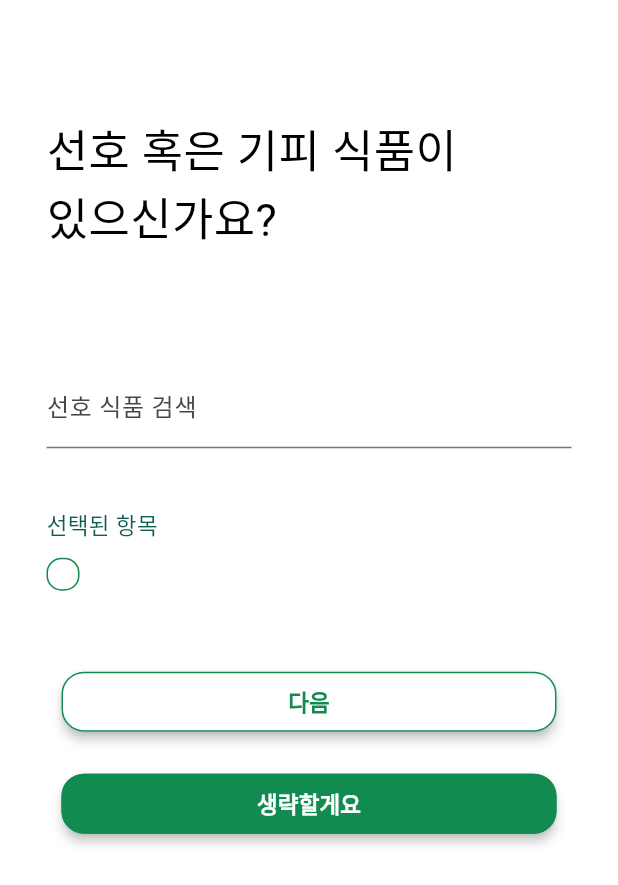
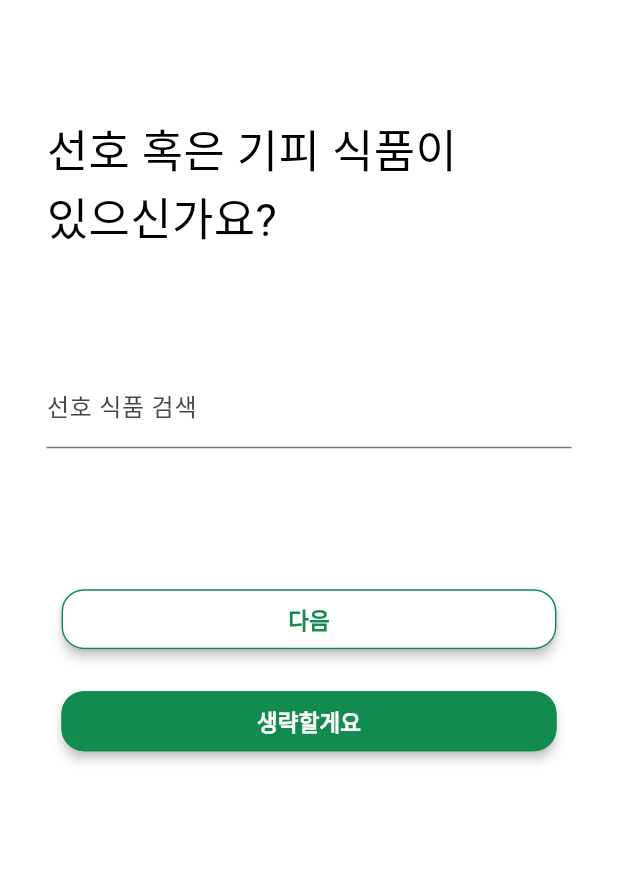
Before and after one commit to 25-1AlphaProject/Frontend, a Flutter app: the PreSurvey2 screen opened directly, after a tap on "다음", on a phone screen of 412 x 824 dp. Shown: the top 885 px of the screen. Run offline on Flutter 3.47's test engine with Material 3 defaults, Android fonts, the phone set to English and light mode, and no system bars; Roboto replaces fonts that are missing (PretendartVariable, yg-jalnan).

Commit message:
EDIT : survey

```diff
--- a/alpha_front/lib/survey/pre_survey2.dart
+++ b/alpha_front/lib/survey/pre_survey2.dart
@@ -11,28 +11,22 @@ class PreSurvey2 extends StatefulWidget {
 class _PreSurvey2State extends State<PreSurvey2> {
   TextEditingController searchController = TextEditingController();
 
-    Map<String, int> allergyMap = {
-    "알류": 1,
-    "우유": 2,
-    "메밀": 3,
-    "견과류": 4,
-    "밀가루": 5,
-    "고등어": 6,
-    "갑각류": 7,
-    "새우": 8,
-    "오징어": 9,
-    "조개류": 10,
-    "복숭아": 11,
-    "토마토": 12,
-    "닭고기": 13,
-    "돼지고기": 14,
-    "쇠고기": 15,
-    "아황산류": 16,
-    "호두": 17,
-    "잣": 18,
-  };
+  List<String> selectedAllergy = [];
 
-  List<String> selectedAllergy = [];
+    void _addAllergy(String term) {
+    if (term.isNotEmpty && !selectedAllergy.contains(term)) {
+      setState(() {
+        selectedAllergy.add(term);
+      });
+      searchController.clear();
+    }
+  }
+
+  void _removeAllergy(String term) {
+    setState(() {
+      selectedAllergy.remove(term);
+    });
+  }
 
   @override
   Widget build(BuildContext context) {
@@ -67,76 +61,66 @@ class _PreSurvey2State extends State<PreSurvey2> {
                 border: UnderlineInputBorder(
                 ),
               ),
-              onChanged: (value) {
-                setState(() {}); // 검색어가 변경될 때 UI 업데이트
-              },
+              onSubmitted: _addAllergy,
             ),
             SizedBox(height: 20),
 
-            // 알러지 리스트 (검색 결과 기반)
-          if(searchController.text.isNotEmpty)
             Wrap(
-              spacing: 10,
-              children: allergyMap.keys
-                  .where((k) =>
-                      k.contains(searchController.text) ||
-                      allergyMap[k].toString().contains(searchController.text))
-                  .map((k) => ElevatedButton(
-                        onPressed: () {
-                          if (!selectedAllergy.contains(k)) {
-                            setState(() {
-                              selectedAllergy.add(k);
-                            });
-                          }
-                        },
-                        style: ElevatedButton.styleFrom(
-                          backgroundColor: selectedAllergy.contains(k) ? Color(0xff118B50) : Colors.white,
-                          foregroundColor: selectedAllergy.contains(k) ? Colors.white : Colors.black,
-                        ),
-                        child: Text("$k",
-                        style: TextStyle(
-                          fontSize: 15,
-                          fontFamily: 'PretendardVariable',
-                          fontWeight: FontWeight.bold,
-                          )),
-                      ))
-                  .toList(),
+              spacing: 8.0,
+              children: selectedAllergy.map((term) => ElevatedButton(
+                style: ElevatedButton.styleFrom(
+                  backgroundColor: Color(0xff118B50),
+                  foregroundColor: Colors.white,
+                ),
+                onPressed: () {},
+                child: Row(
+                  mainAxisSize: MainAxisSize.min,
+                  children: [
+                    Text(term),
+                    SizedBox(width: 8),
+                    GestureDetector(
+                      onTap: () => _removeAllergy(term),
+                      child: Icon(Icons.close, color: Colors.white, size: 16),
+                    ),
+                  ],
+                ),
+              )).toList(),
             ),
             SizedBox(height: 20),
 
-            // 선택된 항목 목록 (박스 안)
-            Text("선택된 항목",
-            style: TextStyle(
-              fontSize: 15,
-              color: Color(0xff115B50))),
-            SizedBox(height: 10),
-            Container(
-              padding: EdgeInsets.all(10),
-              decoration: BoxDecoration(
-                border: Border.all(color: Color(0xff118B50)),
-                borderRadius: BorderRadius.circular(10),
-              ),
-              child: Wrap(
-                spacing: 10,
-                children: selectedAllergy
-                    .map((k) => Chip(
-                          label: Text("$k",
-                          style: TextStyle(
-                            color: Colors.white,
-                            fontFamily: 'PretendardVariable',
-                            fontWeight: FontWeight.bold,
-                            )),
-                          backgroundColor: Color(0xff118B50),
-                          deleteIcon: Icon(Icons.close, color: Colors.white),
-                          onDeleted: () {
-                            setState(() {
-                              selectedAllergy.remove(k);
-                            });
-                          },
-                        ))
-                    .toList(),
-              ),
-            ),
+            // // 선택된 항목 목록 (박스 안)
+            // Text("선택된 항목",
+            // style: TextStyle(
+            //   fontSize: 15,
+            //   color: Color(0xff115B50))),
+            // SizedBox(height: 10),
+            // Container(
+            //   padding: EdgeInsets.all(10),
+            //   decoration: BoxDecoration(
+            //     border: Border.all(color: Color(0xff118B50)),
+            //     borderRadius: BorderRadius.circular(10),
+            //   ),
+            //   child: Wrap(
+            //     spacing: 10,
+            //     children: selectedAllergy
+            //         .map((k) => Chip(
+            //               label: Text("$k",
+            //               style: TextStyle(
+            //                 color: Colors.white,
+            //                 fontFamily: 'PretendardVariable',
+            //                 fontWeight: FontWeight.bold,
+            //                 )),
+            //               backgroundColor: Color(0xff118B50),
+            //               deleteIcon: Icon(Icons.close, color: Colors.white),
+            //               onDeleted: () {
+            //                 setState(() {
+            //                   selectedAllergy.remove(k);
+            //                 });
+            //               },
+            //             ))
+            //         .toList(),
+            //   ),
+            // ),
 
             Center(
               child: Container(
--- a/alpha_front/lib/survey/pre_survey3.dart
+++ b/alpha_front/lib/survey/pre_survey3.dart
@@ -11,28 +11,22 @@ class PreSurvey3 extends StatefulWidget {
 class _PreSurvey3State extends State<PreSurvey3> {
   TextEditingController searchController = TextEditingController();
 
-      Map<String, int> allergyMap = {
-    "알류": 1,
-    "우유": 2,
-    "메밀": 3,
-    "견과류": 4,
-    "밀가루": 5,
-    "고등어": 6,
-    "갑각류": 7,
-    "새우": 8,
-    "오징어": 9,
-    "조개류": 10,
-    "복숭아": 11,
-    "토마토": 12,
-    "닭고기": 13,
-    "돼지고기": 14,
-    "쇠고기": 15,
-    "아황산류": 16,
-    "호두": 17,
-    "잣": 18,
-  };
+  List<String> selectedLikeFood = [];
 
-    List<String> selectedLikeFood = [];
+  void _addLikeFood(String term) {
+    if (term.isNotEmpty && !selectedLikeFood.contains(term)) {
+      setState(() {
+        selectedLikeFood.add(term);
+      });
+      searchController.clear();
+    }
+  }
+
+  void _removeLikeFood(String term) {
+    setState(() {
+      selectedLikeFood.remove(term);
+    });
+  }
 
 
 
@@ -75,70 +69,61 @@ class _PreSurvey3State extends State<PreSurvey3> {
             ),
             SizedBox(height: 20),
 
-            // 선호 식품품 리스트 (검색 결과 기반)
-          if(searchController.text.isNotEmpty)
+
+
             Wrap(
-              spacing: 10,
-              children: allergyMap.keys
-                  .where((k) =>
-                      k.contains(searchController.text) ||
-                      allergyMap[k].toString().contains(searchController.text))
-                  .map((k) => ElevatedButton(
-                        onPressed: () {
-                          if (!selectedLikeFood.contains(k)) {
-                            setState(() {
-                              selectedLikeFood.add(k);
-                            });
-                          }
-                        },
-                        style: ElevatedButton.styleFrom(
-                          backgroundColor: selectedLikeFood.contains(k) ? Color(0xff118B50) : Colors.white,
-                          foregroundColor: selectedLikeFood.contains(k) ? Colors.white : Colors.black,
-                        ),
-                        child: Text("$k",
-                        style: TextStyle(
-                          fontSize: 15,
-                          fontFamily: 'PretendardVariable',
-                          fontWeight: FontWeight.bold,
-                          )),
-                      ))
-                  .toList(),
+              spacing: 8.0,
+              children: selectedLikeFood.map((term) => ElevatedButton(
+                style: ElevatedButton.styleFrom(
+                  backgroundColor: Color(0xff118B50),
+                  foregroundColor: Colors.white,
+                ),
+                onPressed: () {},
+                child: Row(
+                  mainAxisSize: MainAxisSize.min,
+                  children: [
+                    Text(term),
+                    SizedBox(width: 8),
+                    GestureDetector(
+                      onTap: () => _removeLikeFood(term),
+                      child: Icon(Icons.close, color: Colors.white, size: 16),
+                    ),
+                  ],
+                ),
+              )).toList(),
             ),
             SizedBox(height: 20),
 
-            // 선택된 항목 목록 (박스 안)
-            Text("선택된 항목",
-            style: TextStyle(
-              fontSize: 15,
-              color: Color(0xff115B50))),
-            SizedBox(height: 10),
-            Container(
-              padding: EdgeInsets.all(10),
-              decoration: BoxDecoration(
-                border: Border.all(color: Color(0xff118B50)),
-                borderRadius: BorderRadius.circular(10),
-              ),
-              child: Wrap(
-                spacing: 10,
-                children: selectedLikeFood
-                    .map((k) => Chip(
-                          label: Text("$k",
-                          style: TextStyle(
-                            color: Colors.white,
-                            fontFamily: 'PretendardVariable',
-                            fontWeight: FontWeight.bold,
-                            )),
-                          backgroundColor: Color(0xff118B50),
-                          deleteIcon: Icon(Icons.close, color: Colors.white),
-                          onDeleted: () {
-                            setState(() {
-                              selectedLikeFood.remove(k);
-                            });
-                          },
-                        ))
-                    .toList(),
-              ),
-            ),
+          //   // 선호 식품 리스트 (검색 결과 기반)
+          // if(searchController.text.isNotEmpty)
+          //   Wrap(
+          //     spacing: 10,
+          //     children: allergyMap.keys
+          //         .where((k) =>
+          //             k.contains(searchController.text) ||
+          //             allergyMap[k].toString().contains(searchController.text))
+          //         .map((k) => ElevatedButton(
+          //               onPressed: () {
+          //                 if (!selectedLikeFood.contains(k)) {
+          //                   setState(() {
+          //                     selectedLikeFood.add(k);
+          //                   });
+          //                 }
+          //               },
+          //               style: ElevatedButton.styleFrom(
+          //                 backgroundColor: selectedLikeFood.contains(k) ? Color(0xff118B50) : Colors.white,
+          //                 foregroundColor: selectedLikeFood.contains(k) ? Colors.white : Colors.black,
+          //               ),
+          //               child: Text("$k",
+          //               style: TextStyle(
+          //                 fontSize: 15,
+          //                 fontFamily: 'PretendardVariable',
+          //                 fontWeight: FontWeight.bold,
+          //                 )),
+          //             ))
+          //         .toList(),
+          //   ),
+          //   SizedBox(height: 20),
 
 
             Center(
```
Also changed, not shown: alpha_front/lib/survey/pre_survey.dart (+8 -2 lines), alpha_front/lib/survey/pre_survey6.dart (+28 -49 lines), alpha_front/lib/survey/pre_survey_final.dart (added, +50 -0 lines), alpha_front/pubspec.lock, 8 other files.
